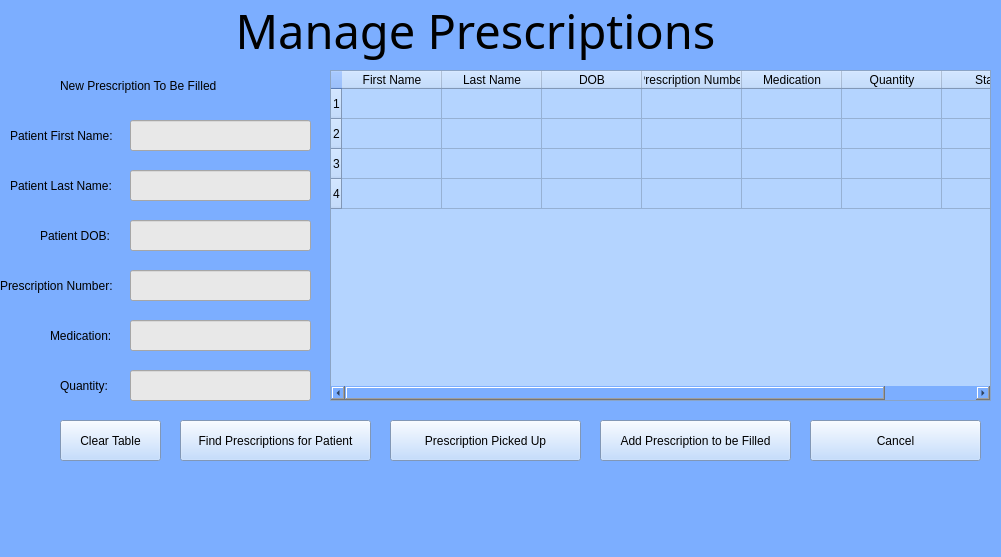
Above: UI/PendingPrescription.ui from BennettPJ/SFWE403-Sem-Proj before the change. Below: the same form after it.
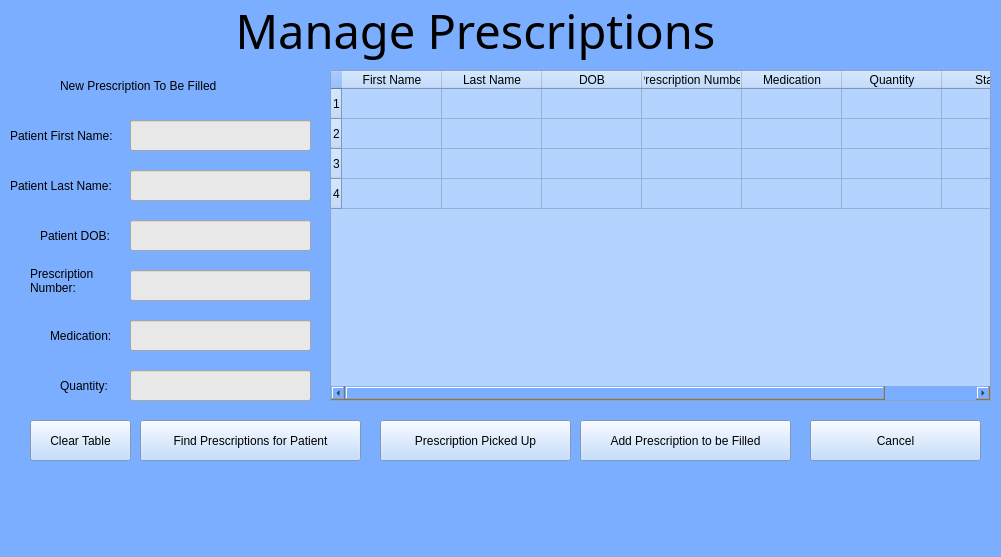
That is the form after the change. Icons and pictures are not drawn.

Diff of the .ui file:
```diff
--- a/UI/PendingPrescription.ui
+++ b/UI/PendingPrescription.ui
@@ -96,9 +96,9 @@
    <widget class="QPushButton" name="addPrescription">
     <property name="geometry">
      <rect>
-      <x>600</x>
+      <x>580</x>
       <y>420</y>
-      <width>191</width>
+      <width>211</width>
       <height>41</height>
      </rect>
     </property>
@@ -273,10 +273,10 @@
    <widget class="QLabel" name="label_6">
     <property name="geometry">
      <rect>
-      <x>0</x>
-      <y>270</y>
-      <width>121</width>
-      <height>31</height>
+      <x>30</x>
+      <y>260</y>
+      <width>101</width>
+      <height>41</height>
      </rect>
     </property>
     <property name="sizePolicy">
@@ -291,6 +291,9 @@
     <property name="text">
      <string>Prescription Number:</string>
     </property>
+    <property name="wordWrap">
+     <bool>true</bool>
+    </property>
    </widget>
    <widget class="QLabel" name="label_7">
     <property name="geometry">
@@ -358,9 +361,9 @@
    <widget class="QPushButton" name="FindPrescriptionsPatient">
     <property name="geometry">
      <rect>
-      <x>180</x>
+      <x>140</x>
       <y>420</y>
-      <width>191</width>
+      <width>221</width>
       <height>41</height>
      </rect>
     </property>
@@ -451,7 +454,7 @@
    <widget class="QPushButton" name="clearTable">
     <property name="geometry">
      <rect>
-      <x>60</x>
+      <x>30</x>
       <y>420</y>
       <width>101</width>
       <height>41</height>
@@ -489,7 +492,7 @@
    <widget class="QPushButton" name="pickUp">
     <property name="geometry">
      <rect>
-      <x>390</x>
+      <x>380</x>
       <y>420</y>
       <width>191</width>
       <height>41</height>
```
Left out of the diff: 2 changed lines with no effect on the pictures.
